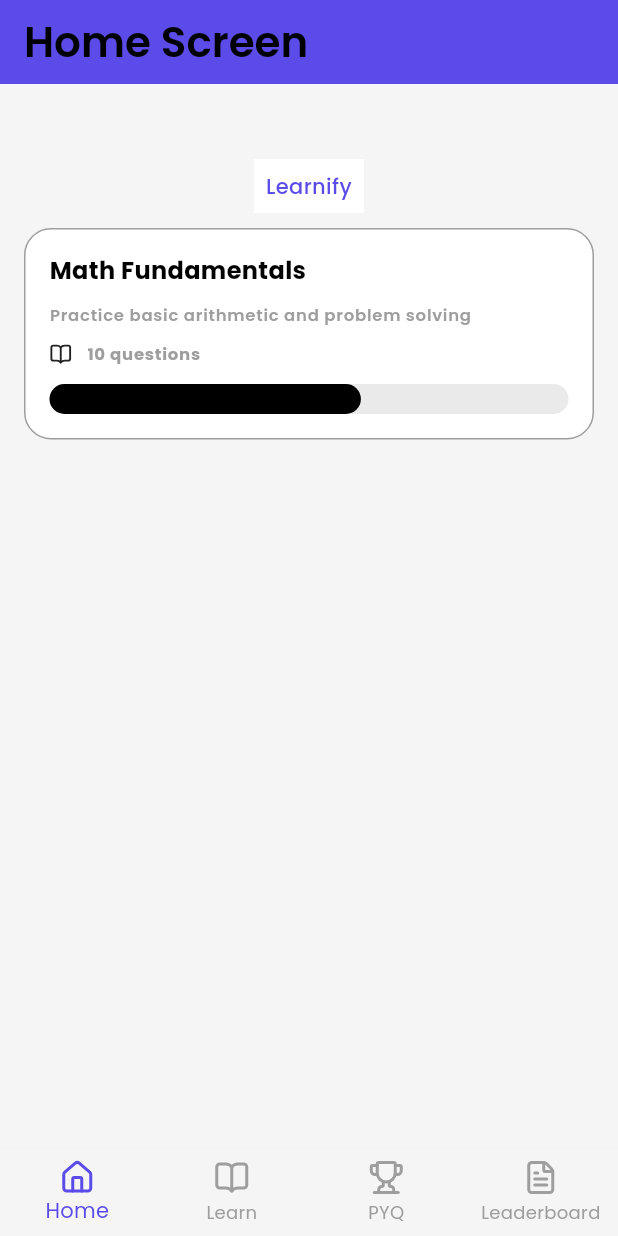
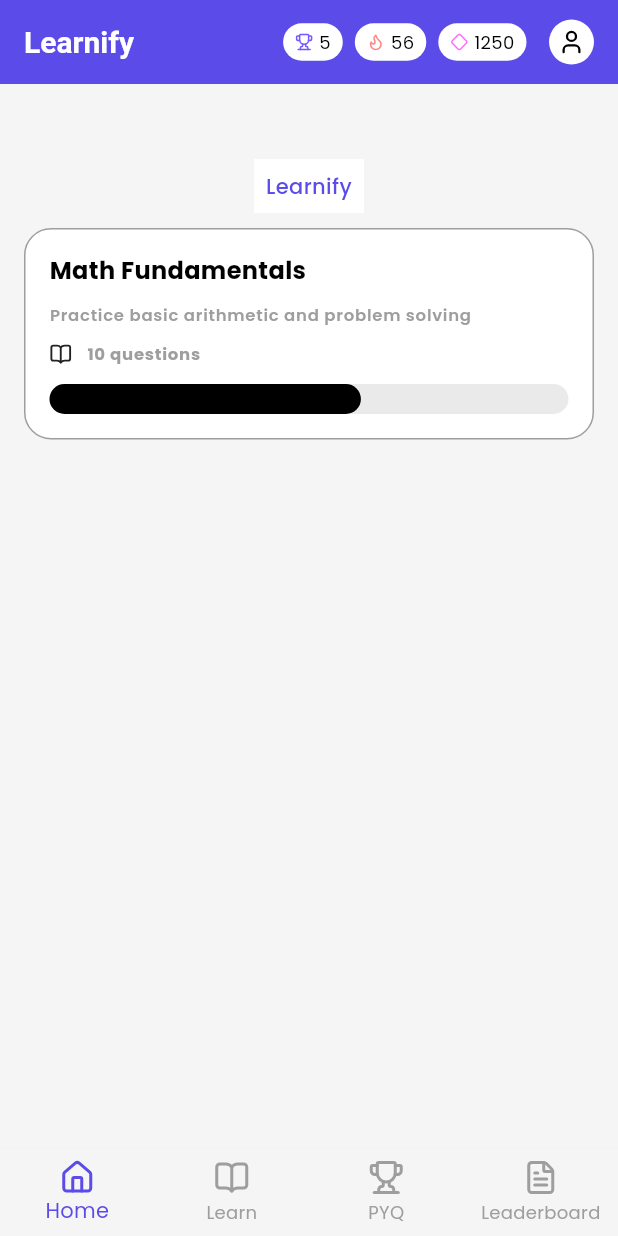
Before and after one commit to Aswin964567/learnify_app, a Flutter app: the screen it shows after launch, on a phone screen of 412 x 824 dp. Run offline on Flutter 3.47's test engine with Material 3 defaults, Android fonts, the phone set to English and light mode, and no system bars; our stand-ins replace flutter_riverpod, gap, go_router, google_fonts, lucide_icons.

Commit message:
created home appbar widget

```diff
--- a/lib/features/home/presentation/screens/home_screen.dart
+++ b/lib/features/home/presentation/screens/home_screen.dart
@@ -2,6 +2,7 @@ import 'package:flutter/material.dart';
 import 'package:gap/gap.dart';
 import 'package:learnify_app/core/extensions/context_extensions.dart';
 import 'package:learnify_app/core/theme/colors/app_colors.dart';
+import 'package:learnify_app/features/home/presentation/widgets/home_appbar_widget.dart';
 import 'package:learnify_app/presentation/widgets/common_test_widget.dart';
 
 class HomeScreen extends StatelessWidget {
@@ -10,9 +11,7 @@ class HomeScreen extends StatelessWidget {
   @override
   Widget build(BuildContext context) {
     return Scaffold(
-      appBar: AppBar(
-        title: Text('Home Screen', style: context.textTheme.headlineMedium),
-      ),
+      appBar: HomeAppbar(),
       body: Padding(
         padding: context.paddingHorizontal, // ✅ Clean, reusable, and scalable!
         child: Column(
--- a/lib/features/home/presentation/widgets/home_appbar_widget.dart
+++ b/lib/features/home/presentation/widgets/home_appbar_widget.dart
@@ -1,3 +1,84 @@
 // home appbar- Aiswarya
 // use lucide icons
 // eg: Icon(LucideIcons.home)
+import 'package:flutter/material.dart';
+import 'package:gap/gap.dart';
+import 'package:lucide_icons/lucide_icons.dart';
+
+class HomeAppbar extends StatelessWidget implements PreferredSizeWidget {
+  const HomeAppbar({super.key});
+
+  @override
+  Size get preferredSize => const Size.fromHeight(kToolbarHeight);
+
+  @override
+  Widget build(BuildContext context) {
+    return AppBar(
+      title: const Text('Learnify'),
+      actions: [
+        Padding(
+          padding: const EdgeInsets.only(right: 16.0), // Add space to the right
+          child: Row(
+            children: [
+              _statPill(
+                icon: LucideIcons.trophy,
+                value: '5',
+                color: Color(0xFF7758FF),
+              ),
+              const Gap(8),
+              _statPill(
+                icon: LucideIcons.flame,
+                value: '56',
+                color: Color(0xFFFF8484),
+              ),
+              const Gap(8),
+              _statPill(
+                icon: LucideIcons.diamond,
+                value: '1250',
+                color: Color(0xFFFF6CFD),
+              ),
+              const Gap(15),
+              Container(
+                width: 30,
+                height: 30,
+                decoration: const BoxDecoration(
+                  color: Colors.white,
+                  shape: BoxShape.circle,
+                ),
+                child: const Icon(
+                  LucideIcons.user,
+                  size: 18,
+                  color: Colors.black,
+                ),
+              ),
+            ],
+          ),
+        ),
+      ],
+    );
+  }
+
+  Widget _statPill({
+    required IconData icon,
+    required String value,
+    required Color color,
+  }) {
+    return Container(
+      padding: const EdgeInsets.symmetric(horizontal: 8, vertical: 4),
+      decoration: BoxDecoration(
+        color: Colors.white,
+        borderRadius: BorderRadius.circular(20),
+      ),
+      child: Row(
+        children: [
+          Icon(icon, size: 12, color: color),
+          const Gap(4),
+          Text(
+            value,
+            style: const TextStyle(color: Colors.black, fontSize: 12),
+          ),
+        ],
+      ),
+    );
+  }
+}
```
